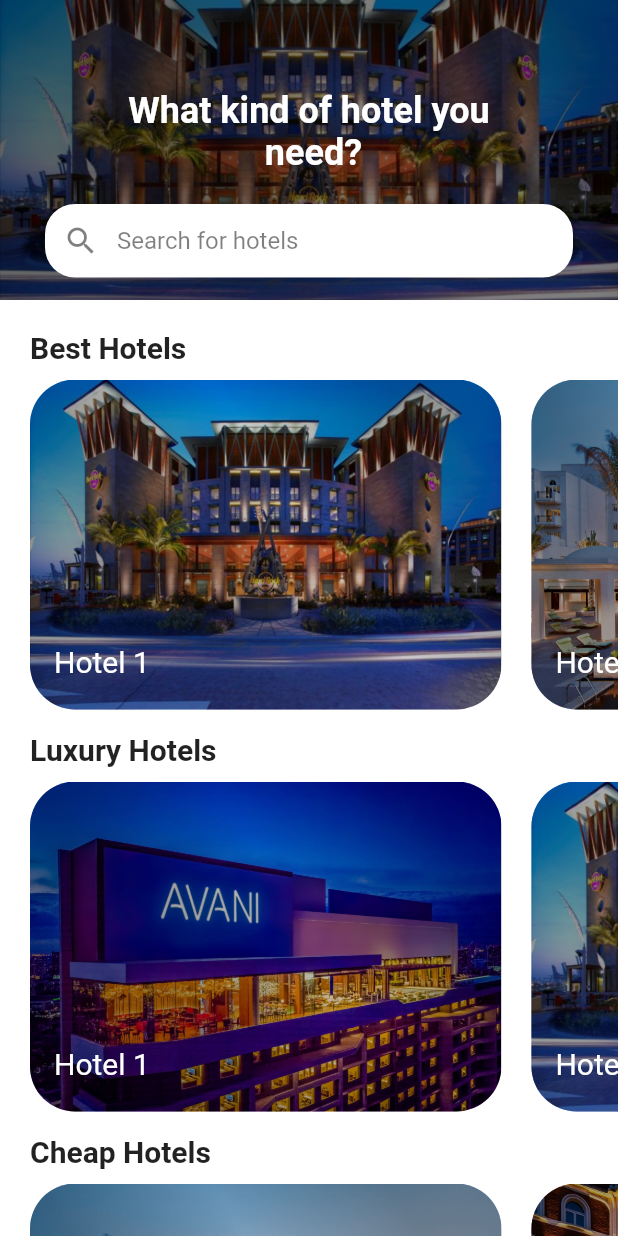
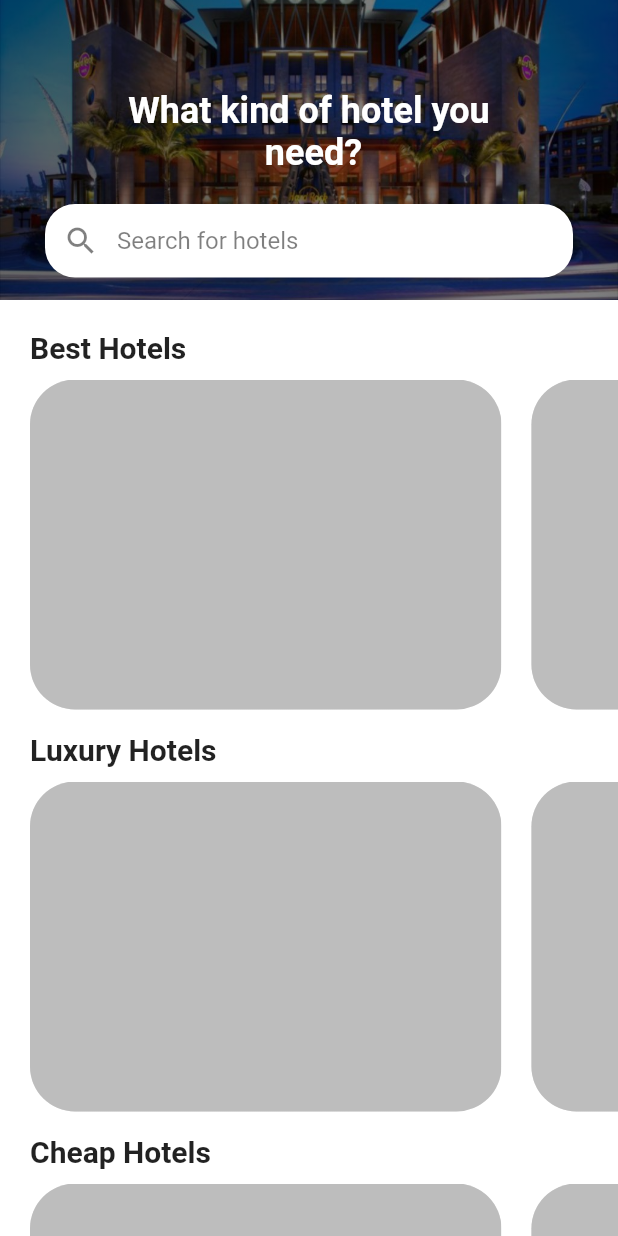
Before and after one commit to FayozbekJumabekov/hotels_ui, a Flutter app: the first screen one second after launch, on a phone screen of 412 x 824 dp. Run offline on Flutter 3.47's test engine with Material 2 defaults, Android fonts, the phone set to English and light mode, and no system bars; drawn by our look-alikes of shimmer.

```diff
--- a/lib/home_page.dart
+++ b/lib/home_page.dart
@@ -1,5 +1,7 @@
 import 'package:flutter/material.dart';
 import 'dart:async';
+
+import 'package:shimmer/shimmer.dart';
 
 class HomePage extends StatefulWidget {
   const HomePage({Key? key}) : super(key: key);
@@ -12,6 +14,7 @@ class HomePage extends StatefulWidget {
 class _HomePageState extends State<HomePage> {
   final PageController _controller = PageController();
   int selectIndex = 0;
+  late bool isLoading;
 
   loading() {
     Timer.periodic(Duration(seconds: 3), (timer) {
@@ -24,10 +27,22 @@ class _HomePageState extends State<HomePage> {
     });
   }
 
+  shimmerLoading() async {
+    setState(() {
+      isLoading = true;
+    });
+
+    await Future.delayed(Duration(seconds: 5), () {});
+    setState(() {
+      isLoading = false;
+    });
+  }
+
   @override
   void initState() {
     super.initState();
     loading();
+    shimmerLoading();
   }
 
   @override
@@ -131,11 +146,12 @@ class _HomePageState extends State<HomePage> {
               SizedBox(
                 height: 10,
               ),
+              //
               // Grid widget
               SizedBox(
-                height: 220,
-                child: buildGridViewHotel(4),
-              ),
+                      height: 220,
+                      child: buildGridViewHotel(4),
+                    ),
 
               SizedBox(
                 height: 15,
@@ -174,8 +190,53 @@ class _HomePageState extends State<HomePage> {
     );
   }
 
-  GridView buildGridViewHotel(int imageIndex) {
-    return GridView.builder(
+  Widget buildGridViewHotel(int imageIndex) {
+    return isLoading ? Shimmer.fromColors(child: GridView.builder(
+      scrollDirection: Axis.horizontal,
+      // padding: EdgeInsets.symmetric(horizontal: 20),
+      itemCount: 25,
+      shrinkWrap: true,
+      gridDelegate: SliverGridDelegateWithFixedCrossAxisCount(
+        childAspectRatio: 0.7,
+        mainAxisSpacing: 20,
+        crossAxisCount: 1,
+      ),
+      itemBuilder: (BuildContext context, int index) {
+        return GridTile(
+            footer: Padding(
+              padding: const EdgeInsets.all(8.0),
+              child: GridTileBar(
+                leading: Text(
+                  "Hotel ${index + 1}",
+                  style: TextStyle(color: Colors.white, fontSize: 20),
+                ),
+              ),
+            ),
+            child: Container(
+              decoration: BoxDecoration(
+                  borderRadius: BorderRadius.circular(30),
+                  image: DecorationImage(
+                      fit: BoxFit.cover,
+                      image: AssetImage(
+                          "assets/images/ic_hotel${(index + 4) % imageIndex}.jpg"))),
+              child: Container(
+                decoration: BoxDecoration(
+                  borderRadius: BorderRadius.circular(30),
+                  gradient: LinearGradient(
+                      begin: Alignment.bottomCenter,
+                      end: Alignment.centerRight,
+                      colors: [
+                        Colors.black.withOpacity(0.4),
+                        Colors.black.withOpacity(0.3),
+                        Colors.black.withOpacity(0.2),
+                        Colors.black.withOpacity(0.3),
+                        Colors.black.withOpacity(0.4),
+                      ]),
+                ),
+              ),
+            ));
+      },
+    ), baseColor: Colors.grey.shade400, highlightColor: Colors.white): GridView.builder(
       scrollDirection: Axis.horizontal,
       // padding: EdgeInsets.symmetric(horizontal: 20),
       itemCount: 25,
--- a/pubspec.yaml
+++ b/pubspec.yaml
@@ -14,6 +14,7 @@ dependencies:
 
 
   cupertino_icons: ^1.0.2
+  shimmer: ^2.0.0
 
 dev_dependencies:
   flutter_test:
```
Also changed, not shown: pubspec.lock.
